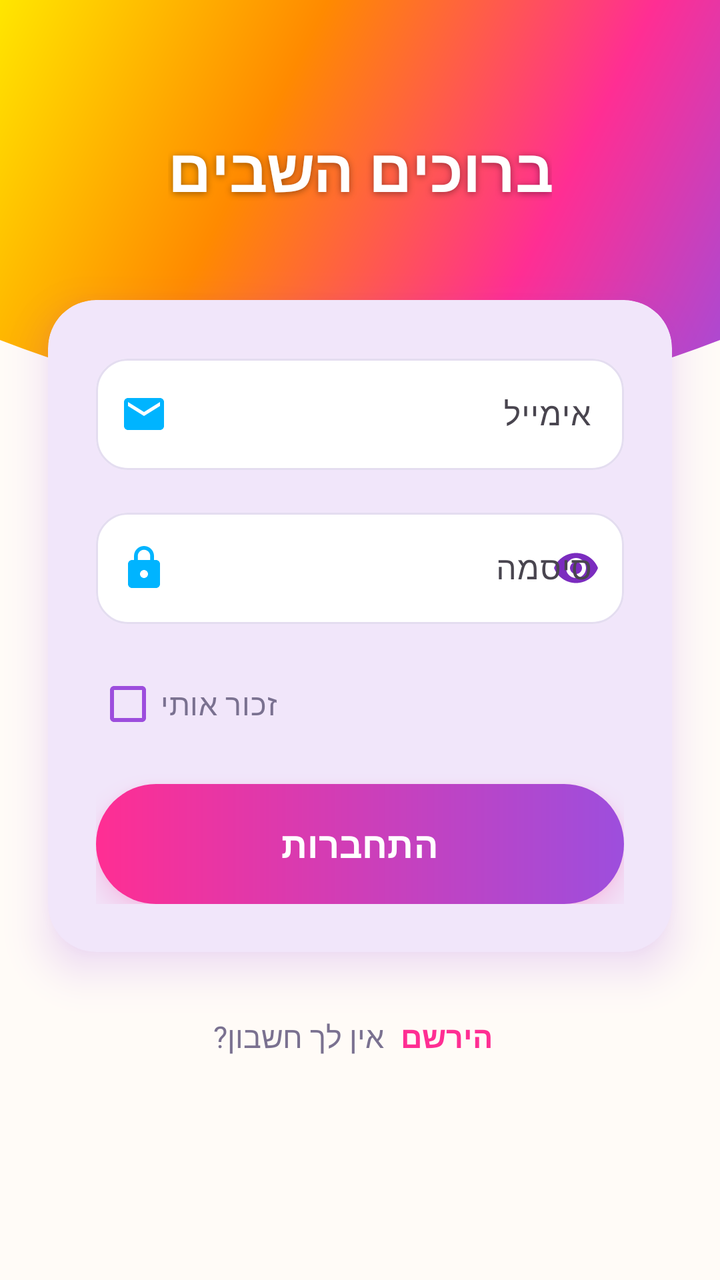
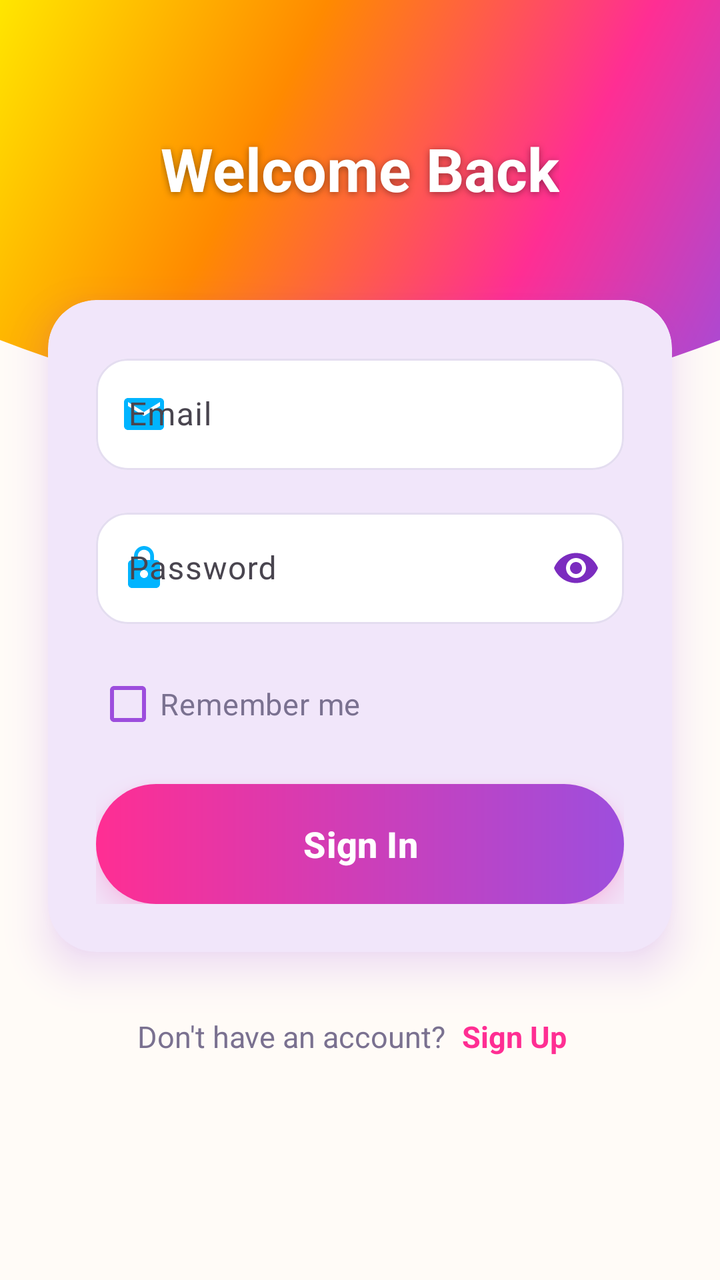

The first picture is an Android layout as it rendered before a commit; the second is the same layout after the commit. The layout source and the unified diff follow.
<!-- AndroidManifest.xml: application theme Theme.RememberMe -->
<!-- res/layout/activity_login.xml -->
<?xml version="1.0" encoding="utf-8"?>
<ScrollView
    xmlns:android="http://schemas.android.com/apk/res/android"
    xmlns:app="http://schemas.android.com/apk/res-auto"
    android:layout_width="match_parent"
    android:layout_height="match_parent"
    android:background="@color/bg_warm"
    android:fillViewport="true"
    android:fitsSystemWindows="true">

    <androidx.constraintlayout.widget.ConstraintLayout
        android:layout_width="match_parent"
        android:layout_height="wrap_content"
        android:paddingBottom="24dp">

        <View
            android:id="@+id/header"
            android:layout_width="0dp"
            android:layout_height="220dp"
            android:background="@drawable/bg_header"
            app:layout_constraintTop_toTopOf="parent"
            app:layout_constraintStart_toStartOf="parent"
            app:layout_constraintEnd_toEndOf="parent" />

        <TextView
            android:id="@+id/tvTitle"
            style="@style/App.Text.HeaderTitle"
            android:layout_marginTop="64dp"
            android:text="@string/signin_title"
            app:layout_constraintTop_toTopOf="parent"
            app:layout_constraintStart_toStartOf="parent"
            app:layout_constraintEnd_toEndOf="parent" />

        <com.google.android.material.card.MaterialCardView
            android:id="@+id/cardForm"
            style="@style/Widget.App.Card"
            android:layout_width="0dp"
            android:layout_height="wrap_content"
            android:layout_marginStart="24dp"
            android:layout_marginTop="150dp"
            android:layout_marginEnd="24dp"
            app:layout_constraintTop_toTopOf="parent"
            app:layout_constraintStart_toStartOf="parent"
            app:layout_constraintEnd_toEndOf="parent">

            <LinearLayout
                android:layout_width="match_parent"
                android:layout_height="wrap_content"
                android:orientation="vertical">

                <com.google.android.material.textfield.TextInputLayout
                    android:id="@+id/tilEmail"
                    style="@style/Widget.App.TextInput"
                    android:layout_width="match_parent"
                    android:layout_height="wrap_content"
                    android:hint="@string/email_hint"
                    app:startIconDrawable="@drawable/ic_email">

                    <com.google.android.material.textfield.TextInputEditText
                        android:id="@+id/etEmail"
                        android:layout_width="match_parent"
                        android:layout_height="wrap_content"
                        android:inputType="textEmailAddress" />

                </com.google.android.material.textfield.TextInputLayout>

                <com.google.android.material.textfield.TextInputLayout
                    android:id="@+id/tilPassword"
                    style="@style/Widget.App.TextInput"
                    android:layout_width="match_parent"
                    android:layout_height="wrap_content"
                    android:hint="@string/password_hint"
                    app:startIconDrawable="@drawable/ic_lock"
                    app:endIconMode="password_toggle">

                    <com.google.android.material.textfield.TextInputEditText
                        android:id="@+id/etPassword"
                        android:layout_width="match_parent"
                        android:layout_height="wrap_content"
                        android:inputType="textPassword" />

                </com.google.android.material.textfield.TextInputLayout>

                <com.google.android.material.checkbox.MaterialCheckBox
                    android:id="@+id/cbRememberMe"
                    style="@style/Widget.App.CheckBox"
                    android:layout_width="wrap_content"
                    android:layout_height="wrap_content"
                    android:text="@string/remember_me" />

                <com.google.android.material.button.MaterialButton
                    android:id="@+id/btnLogin"
                    style="@style/Widget.App.GradientButton"
                    android:layout_width="match_parent"
                    android:layout_height="wrap_content"
                    android:text="@string/btn_signin" />

            </LinearLayout>

        </com.google.android.material.card.MaterialCardView>

        <LinearLayout
            android:id="@+id/llGoSignUp"
            android:layout_width="wrap_content"
            android:layout_height="wrap_content"
            android:layout_marginTop="24dp"
            android:gravity="center_vertical"
            android:orientation="horizontal"
            app:layout_constraintTop_toBottomOf="@id/cardForm"
            app:layout_constraintStart_toStartOf="parent"
            app:layout_constraintEnd_toEndOf="parent">

            <TextView
                style="@style/App.Text.Muted"
                android:text="@string/no_account" />

            <TextView
                android:id="@+id/tvToRegister"
                style="@style/App.Text.Link"
                android:text="@string/go_signup" />

        </LinearLayout>

    </androidx.constraintlayout.widget.ConstraintLayout>

</ScrollView>
<!-- resources referenced by this layout -->
<resources>
  <color name="bg_warm">#FFFBF7</color>
  <!-- drawable bg_header (drawable) -->
  <?xml version="1.0" encoding="utf-8"?>
  <vector xmlns:android="http://schemas.android.com/apk/res/android"
      android:width="400dp"
      android:height="220dp"
      android:viewportWidth="400"
      android:viewportHeight="220">
      <path
          android:fillColor="@color/header_gradient"
          android:pathData="M0,0 H400 V170 Q200,240 0,170 Z" />
  </vector>
  <!-- drawable ic_email (drawable) -->
  <?xml version="1.0" encoding="utf-8"?>
  <vector xmlns:android="http://schemas.android.com/apk/res/android"
      android:width="24dp"
      android:height="24dp"
      android:viewportWidth="24"
      android:viewportHeight="24">
      <path
          android:fillColor="#FF000000"
          android:pathData="M20,4H4c-1.1,0 -1.99,0.9 -1.99,2L2,18c0,1.1 0.9,2 2,2h16c1.1,0 2,-0.9 2,-2V6c0,-1.1 -0.9,-2 -2,-2zM20,8l-8,5 -8,-5V6l8,5 8,-5v2z" />
  </vector>
  <string name="btn_signin">התחברות</string>
  <string name="email_hint">אימייל</string>
  <string name="go_signup">הירשם</string>
  <string name="no_account">אין לך חשבון?</string>
  <string name="password_hint">סיסמה</string>
  <string name="remember_me">זכור אותי</string>
  <string name="signin_title">ברוכים השבים</string>
  <style name="App.Text.Link">
          <item name="android:layout_width">wrap_content</item>
          <item name="android:layout_height">wrap_content</item>
          <item name="android:padding">8dp</item>
          <item name="android:textSize">15sp</item>
          <item name="android:textStyle">bold</item>
          <item name="android:textColor">@color/pink_neon</item>
      </style>
  <style name="App.Text.Muted">
          <item name="android:layout_width">wrap_content</item>
          <item name="android:layout_height">wrap_content</item>
          <item name="android:textSize">15sp</item>
          <item name="android:textColor">@color/text_secondary</item>
      </style>
  <style name="Widget.App.Card" parent="Widget.Material3.CardView.Elevated">
          <item name="cardCornerRadius">24dp</item>
          <item name="cardElevation">12dp</item>
          <item name="cardBackgroundColor">@color/surface</item>
          <item name="contentPadding">24dp</item>
          <item name="android:outlineSpotShadowColor">@color/purple_neon</item>
          <item name="android:outlineAmbientShadowColor">@color/purple_neon</item>
      </style>
  <style name="Widget.App.CheckBox" parent="Widget.Material3.CompoundButton.CheckBox">
          <item name="buttonTint">@color/purple_neon</item>
          <item name="android:textColor">@color/text_secondary</item>
          <item name="android:textSize">15sp</item>
          <item name="android:layout_marginBottom">8dp</item>
      </style>
  <color name="surface">#FFFFFF</color>
  <color name="pink_neon">#FF2E93</color>
  <color name="text_secondary">#7A7190</color>
  <color name="purple_neon">#9D4EDD</color>
  <!-- drawable btn_gradient (drawable) -->
  <?xml version="1.0" encoding="utf-8"?>
  <ripple xmlns:android="http://schemas.android.com/apk/res/android"
      android:color="#55FFFFFF">
      <item>
          <shape android:shape="rectangle">
              <corners android:radius="30dp" />
              <gradient
                  android:angle="0"
                  android:startColor="@color/pink_neon"
                  android:endColor="@color/purple_neon" />
          </shape>
      </item>
  </ripple>
  <color name="blue_neon">#00B4FF</color>
  <color name="purple">#7B2CBF</color>
  <color name="text_primary">#2B2140</color>
  <!-- unchanged entries left out for length: 5 -->
</resources>

<!-- the commit's change to res/layout/activity_login.xml (unified diff, before → after) -->
@@ -6,7 +6,8 @@
     android:layout_height="match_parent"
     android:background="@color/bg_warm"
     android:fillViewport="true"
-    android:fitsSystemWindows="true">
+    android:fitsSystemWindows="true"
+    android:layoutDirection="ltr">
 
     <androidx.constraintlayout.widget.ConstraintLayout
         android:layout_width="match_parent"
<!-- resource entries referenced after the edit -->
@@ -23,13 +23,13 @@
           android:fillColor="#FF000000"
           android:pathData="M20,4H4c-1.1,0 -1.99,0.9 -1.99,2L2,18c0,1.1 0.9,2 2,2h16c1.1,0 2,-0.9 2,-2V6c0,-1.1 -0.9,-2 -2,-2zM20,8l-8,5 -8,-5V6l8,5 8,-5v2z" />
   </vector>
-  <string name="btn_signin">התחברות</string>
-  <string name="email_hint">אימייל</string>
-  <string name="go_signup">הירשם</string>
-  <string name="no_account">אין לך חשבון?</string>
-  <string name="password_hint">סיסמה</string>
-  <string name="remember_me">זכור אותי</string>
-  <string name="signin_title">ברוכים השבים</string>
+  <string name="btn_signin">Sign In</string>
+  <string name="email_hint">Email</string>
+  <string name="go_signup">Sign Up</string>
+  <string name="no_account">Don\'t have an account?</string>
+  <string name="password_hint">Password</string>
+  <string name="remember_me">Remember me</string>
+  <string name="signin_title">Welcome Back</string>
   <style name="App.Text.Link">
           <item name="android:layout_width">wrap_content</item>
           <item name="android:layout_height">wrap_content</item>
